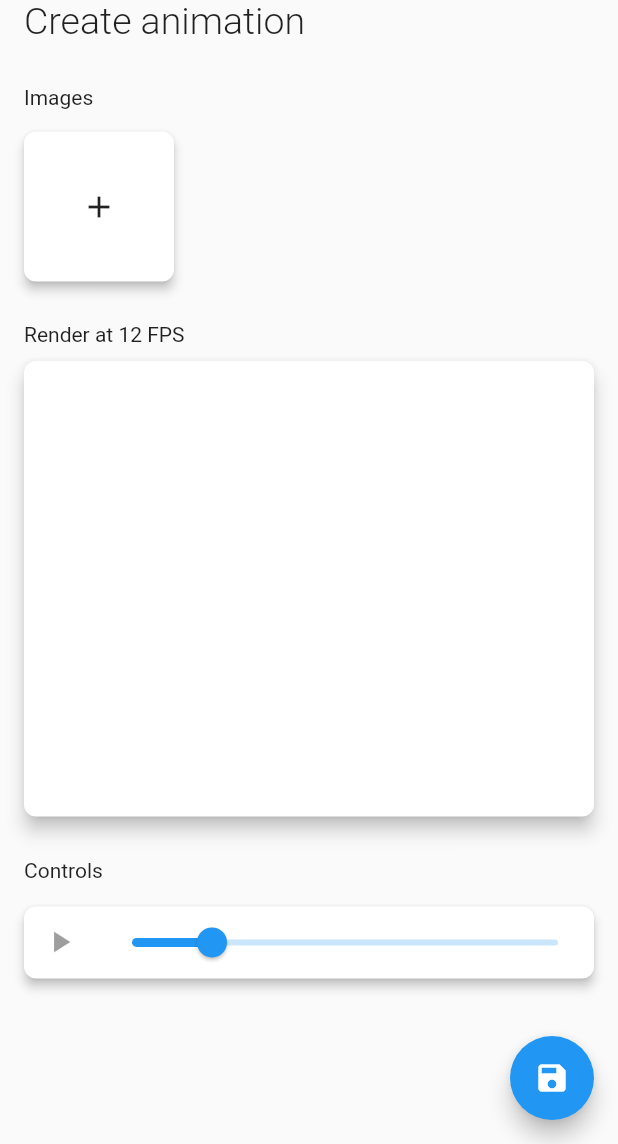
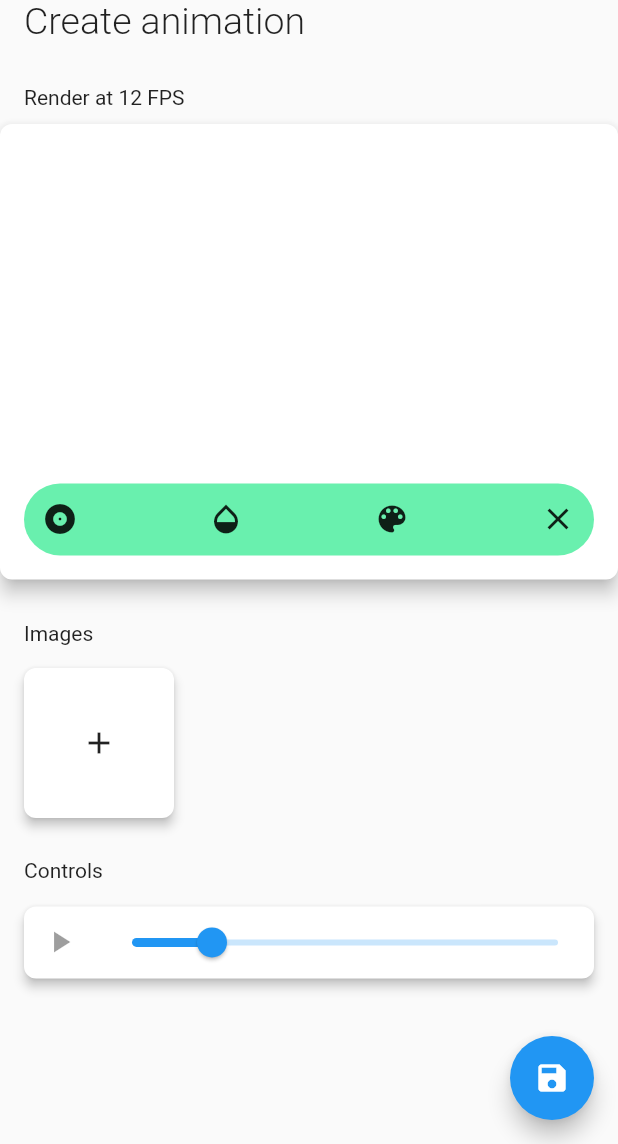
Before and after one commit to Pyozer/FlipArt, a Flutter app: the screen it shows after launch, after a tap on the "add" icon, on a phone screen of 412 x 824 dp, the part 92-1236 px from its top. Run offline on Flutter 3.47's test engine with Material 2 defaults, Android fonts, the phone set to English and light mode, and no system bars; our stand-ins replace flutter_colorpicker; network calls fail.

Commit message:
Add custom painter to draw and some improvements

```diff
--- a/lib/screens/create_animation.dart
+++ b/lib/screens/create_animation.dart
@@ -1,11 +1,12 @@
 import 'dart:io';
 
+import 'package:flipart/screens/draw_screen.dart';
+import 'package:flipart/widgets/draw_container.dart';
 import 'package:flipart/widgets/flipart_title.dart';
 import 'package:flipart/widgets/rounded_card.dart';
 import 'package:flipart/widgets/rounded_image.dart';
 import 'package:flipart/widgets/shadow_icon.dart';
 import 'package:flutter/material.dart';
-import 'package:image_picker/image_picker.dart';
 
 class CreateAnimationScreen extends StatefulWidget {
   CreateAnimationScreen({Key key}) : super(key: key);
@@ -21,12 +22,10 @@ class _CreateAnimationScreenState extends State<CreateAnimationScreen> {
   int _fps = 12;
 
   Future<void> addNewImage() async {
-    final image = await ImagePicker.pickImage(
-      source: ImageSource.camera,
-      maxHeight: 1500,
-      maxWidth: 1500,
-    );
-    if (image != null && mounted) setState(() => _images.add(image));
+    final image = await Navigator.of(context).push(MaterialPageRoute(
+      builder: (_) => DrawScreen(),
+      fullscreenDialog: true,
+    ));
   }
 
   void removeImage(File image) {
@@ -61,6 +60,13 @@ class _CreateAnimationScreenState extends State<CreateAnimationScreen> {
 
   void _saveAnimation() {}
 
+  Widget _buildSectionTitle(String title) {
+    return Padding(
+      padding: const EdgeInsets.only(left: 16.0, top: 12.0),
+      child: Text(title, style: Theme.of(context).textTheme.body1),
+    );
+  }
+
   @override
   Widget build(BuildContext context) {
     final size = MediaQuery.of(context).size;
@@ -69,19 +75,31 @@ class _CreateAnimationScreenState extends State<CreateAnimationScreen> {
       body: SafeArea(
         child: Column(
           crossAxisAlignment: CrossAxisAlignment.stretch,
-          children: <Widget>[
+          children: [
             FlipArtTitle(subtitle: "Create animation"),
-            Padding(
-              padding: const EdgeInsets.only(left: 16.0, top: 12.0),
-              child: Text('Images', style: Theme.of(context).textTheme.body1),
+            _buildSectionTitle('Render at $_fps FPS'),
+            SizedBox.fromSize(
+              size: Size(size.width, size.width * 0.8),
+              child: RoundedCard(
+                elevation: 5.0,
+                margin: const EdgeInsets.fromLTRB(0.0, 10.0, 0.0, 16.0),
+                child: Container(
+                  height: size.width,
+                  child: DrawContainer(),
+                ),
+              ),
             ),
+            _buildSectionTitle('Images'),
             Container(
               height: 130.0,
               child: ListView(
                 padding: const EdgeInsets.symmetric(horizontal: 16.0),
                 scrollDirection: Axis.horizontal,
                 children: [
-                  ..._images.map((image) => Center(
+                  ..._images.map(
+                    (image) => Center(
+                      child: SizedBox.fromSize(
+                        size: Size.square(50),
                         child: RoundedCard(
                           margin: const EdgeInsets.only(right: 8.0),
                           onLongPress: () => removeImage(image),
@@ -92,8 +110,8 @@ class _CreateAnimationScreenState extends State<CreateAnimationScreen> {
                               RoundedWidget(
                                 child: Image.file(
                                   image,
-                                  height: 100.0,
-                                  width: 100.0,
+                                  height: 50.0,
+                                  width: 50.0,
                                   fit: BoxFit.cover,
                                 ),
                               ),
@@ -104,7 +122,9 @@ class _CreateAnimationScreenState extends State<CreateAnimationScreen> {
                             ],
                           ),
                         ),
-                      )),
+                      ),
+                    ),
+                  ),
                   Center(
                     child: RoundedCard(
                       margin: EdgeInsets.zero,
@@ -120,27 +140,7 @@ class _CreateAnimationScreenState extends State<CreateAnimationScreen> {
                 ],
               ),
             ),
-            Padding(
-              padding: const EdgeInsets.only(left: 16.0, top: 12.0),
-              child: Text('Render at $_fps FPS', style: Theme.of(context).textTheme.body1),
-            ),
-            SizedBox.fromSize(
-              size: Size(size.width, size.width * 0.8),
-              child: RoundedCard(
-                elevation: 5.0,
-                margin: const EdgeInsets.fromLTRB(16.0, 10.0, 16.0, 16.0),
-                child: Container(
-                  height: size.width,
-                  child: _currentRenderIndex != null
-                      ? Image.file(_images[_currentRenderIndex])
-                      : null,
-                ),
-              ),
-            ),
-            Padding(
-              padding: const EdgeInsets.only(left: 16.0, top: 12.0),
-              child: Text('Controls', style: Theme.of(context).textTheme.body1),
-            ),
+            _buildSectionTitle('Controls'),
             RoundedCard(
               child: Padding(
                 padding: const EdgeInsets.all(0.0),
--- /dev/null
+++ b/lib/widgets/draw_container.dart
@@ -0,0 +1,237 @@
+import 'dart:ui';
+
+import 'package:flutter/material.dart';
+import 'package:flutter_colorpicker/flutter_colorpicker.dart';
+
+class DrawingPoints {
+  Paint paint;
+  Offset points;
+  DrawingPoints({this.points, this.paint});
+}
+
+enum SelectedMode { StrokeWidth, Opacity, Color }
+
+class DrawContainer extends StatefulWidget {
+  @override
+  _DrawState createState() => _DrawState();
+}
+
+class _DrawState extends State<DrawContainer> {
+  Color _selectedColor = Colors.black;
+  double _opacity = 1.0;
+  double _strokeWidth = 3.0;
+
+  List<DrawingPoints> _points = List();
+
+  Color _pickerColor = Colors.black;
+  bool _showBottomList = false;
+
+  SelectedMode _selectedMode = SelectedMode.StrokeWidth;
+  List<Color> _colors = [
+    Colors.red,
+    Colors.green,
+    Colors.blue,
+    Colors.amber,
+    Colors.black
+  ];
+
+  void onDraw(Offset globalPosition) {
+    setState(() {
+      RenderBox renderBox = context.findRenderObject();
+      _points.add(DrawingPoints(
+        points: renderBox.globalToLocal(globalPosition),
+        paint: Paint()
+          ..strokeCap = StrokeCap.round
+          ..color = _selectedColor.withOpacity(_opacity)
+          ..isAntiAlias = true
+          ..strokeWidth = _strokeWidth,
+      ));
+    });
+  }
+
+  void onTabSelect(SelectedMode tabMode) {
+    setState(() {
+      if (_selectedMode == tabMode) _showBottomList = !_showBottomList;
+      _selectedMode = tabMode;
+    });
+  }
+
+  @override
+  Widget build(BuildContext context) {
+    return Stack(
+      children: [
+        ClipRect(
+          child: GestureDetector(
+            onPanUpdate: (details) => onDraw(details.globalPosition),
+            onPanEnd: (_) => setState(() => _points.add(null)),
+            child: CustomPaint(
+              size: Size.infinite,
+              painter: DrawingPainter(pointsList: _points),
+            ),
+          ),
+        ),
+        Positioned(
+          left: 16,
+          bottom: 16,
+          right: 16,
+          child: Container(
+            decoration: BoxDecoration(
+              borderRadius: BorderRadius.circular(25.0),
+              color: Colors.greenAccent,
+            ),
+            child: Column(
+              mainAxisSize: MainAxisSize.min,
+              crossAxisAlignment: CrossAxisAlignment.stretch,
+              children: [
+                Row(
+                  mainAxisAlignment: MainAxisAlignment.spaceBetween,
+                  children: [
+                    IconButton(
+                      icon: const Icon(Icons.album),
+                      onPressed: () => onTabSelect(SelectedMode.StrokeWidth),
+                    ),
+                    IconButton(
+                      icon: const Icon(Icons.opacity),
+                      onPressed: () => onTabSelect(SelectedMode.Opacity),
+                    ),
+                    IconButton(
+                      icon: const Icon(Icons.color_lens),
+                      onPressed: () => onTabSelect(SelectedMode.Color),
+                    ),
+                    IconButton(
+                      icon: const Icon(Icons.clear),
+                      onPressed: () {
+                        setState(() {
+                          _showBottomList = false;
+                          _points.clear();
+                        });
+                      },
+                    ),
+                  ],
+                ),
+                Visibility(
+                  child: (_selectedMode == SelectedMode.Color)
+                      ? Padding(
+                          padding: const EdgeInsets.only(bottom: 12.0),
+                          child: Row(
+                            mainAxisAlignment: MainAxisAlignment.spaceAround,
+                            children: getColorList(),
+                          ),
+                        )
+                      : Slider(
+                          value: (_selectedMode == SelectedMode.StrokeWidth)
+                              ? _strokeWidth
+                              : _opacity,
+                          max: (_selectedMode == SelectedMode.StrokeWidth)
+                              ? 50.0
+                              : 1.0,
+                          min: 0.0,
+                          label: (_selectedMode == SelectedMode.StrokeWidth)
+                              ? "${_strokeWidth.round()}px"
+                              : "${(_opacity * 100).round()}%",
+                          divisions: 50,
+                          onChanged: (val) {
+                            setState(() {
+                              if (_selectedMode == SelectedMode.StrokeWidth)
+                                _strokeWidth = val;
+                              else
+                                _opacity = val;
+                            });
+                          },
+                        ),
+                  visible: _showBottomList,
+                ),
+              ],
+            ),
+          ),
+        ),
+      ],
+    );
+  }
+
+  List<Widget> getColorList() {
+    return [
+      for (Color color in _colors) colorCircle(color),
+      GestureDetector(
+        onTap: () {
+          _pickerColor = _selectedColor;
+          showDialog(
+            context: context,
+            builder: (_) => AlertDialog(
+              title: const Text('Color picker'),
+              contentPadding: const EdgeInsets.only(top: 16.0),
+              content: SingleChildScrollView(
+                child: ColorPicker(
+                  enableAlpha: false,
+                  displayThumbColor: true,
+                  pickerColor: _pickerColor,
+                  onColorChanged: (color) => _pickerColor = color,
+                  enableLabel: false,
+                ),
+              ),
+              actions: [
+                FlatButton(
+                  child: const Text("Done"),
+                  onPressed: () {
+                    setState(() => _selectedColor = _pickerColor);
+                    Navigator.of(context).pop();
+                  },
+                )
+              ],
+            ),
+          );
+        },
+        child: Material(
+          elevation: 3,
+          borderRadius: BorderRadius.circular(50),
+          child: Container(
+            height: 36.0,
+            width: 36.0,
+            decoration: BoxDecoration(
+              borderRadius: BorderRadius.circular(50),
+              gradient: LinearGradient(
+                colors: [Colors.red, Colors.green, Colors.blue],
+                begin: Alignment.topLeft,
+                end: Alignment.bottomRight,
+              ),
+            ),
+          ),
+        ),
+      ),
+    ];
+  }
+
+  Widget colorCircle(Color color) {
+    return GestureDetector(
+      onTap: () => setState(() => _selectedColor = color),
+      child: Material(
+        elevation: 2,
+        color: color,
+        type: MaterialType.circle,
+        child: SizedBox(height: 36, width: 36.0),
+      ),
+    );
+  }
+}
+
+class DrawingPainter extends CustomPainter {
+  final List<DrawingPoints> pointsList;
+
+  const DrawingPainter({this.pointsList});
+
+  @override
+  void paint(Canvas canvas, Size size) {
+    for (int i = 0; i < pointsList.length - 1; i++) {
+      if (pointsList[i] != null && pointsList[i + 1] != null) {
+        canvas.drawLine(
+          pointsList[i].points,
+          pointsList[i + 1].points,
+          pointsList[i].paint,
+        );
+      }
+    }
+  }
+
+  @override
+  bool shouldRepaint(DrawingPainter oldDelegate) => true;
+}
--- a/pubspec.yaml
+++ b/pubspec.yaml
@@ -22,6 +22,7 @@ dependencies:
 
   cupertino_icons: ^0.1.2
   image_picker: ^0.6.1+4
+  flutter_colorpicker: any
 
 dev_dependencies:
   flutter_test:
```
Also changed, not shown: pubspec.lock.
